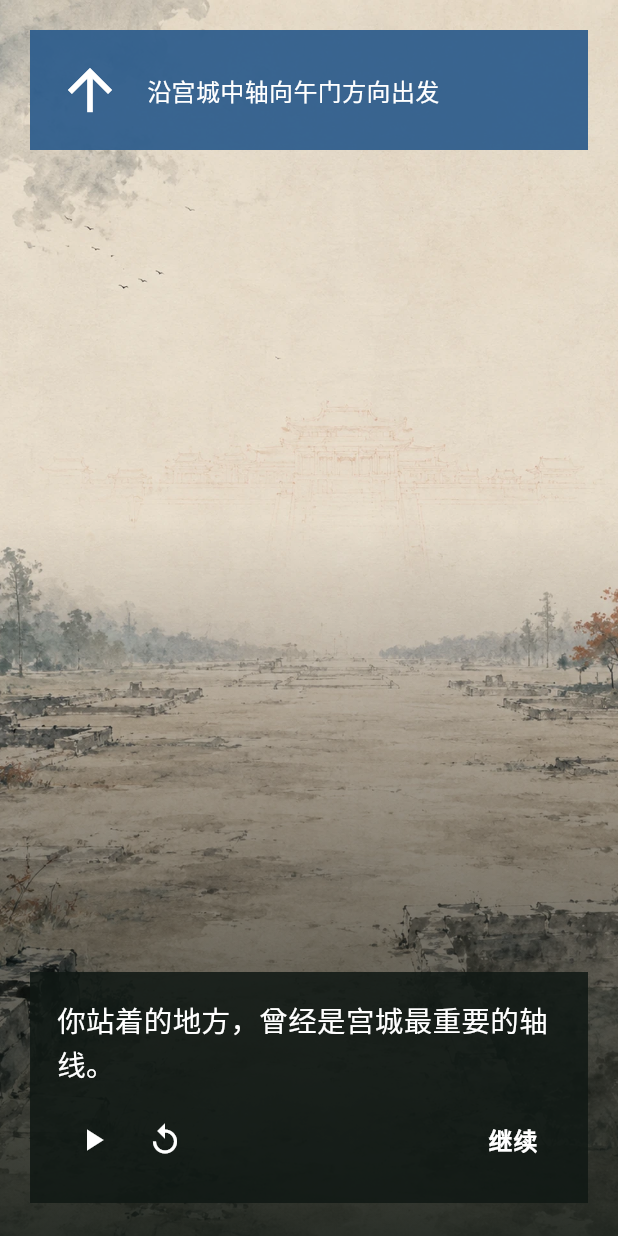
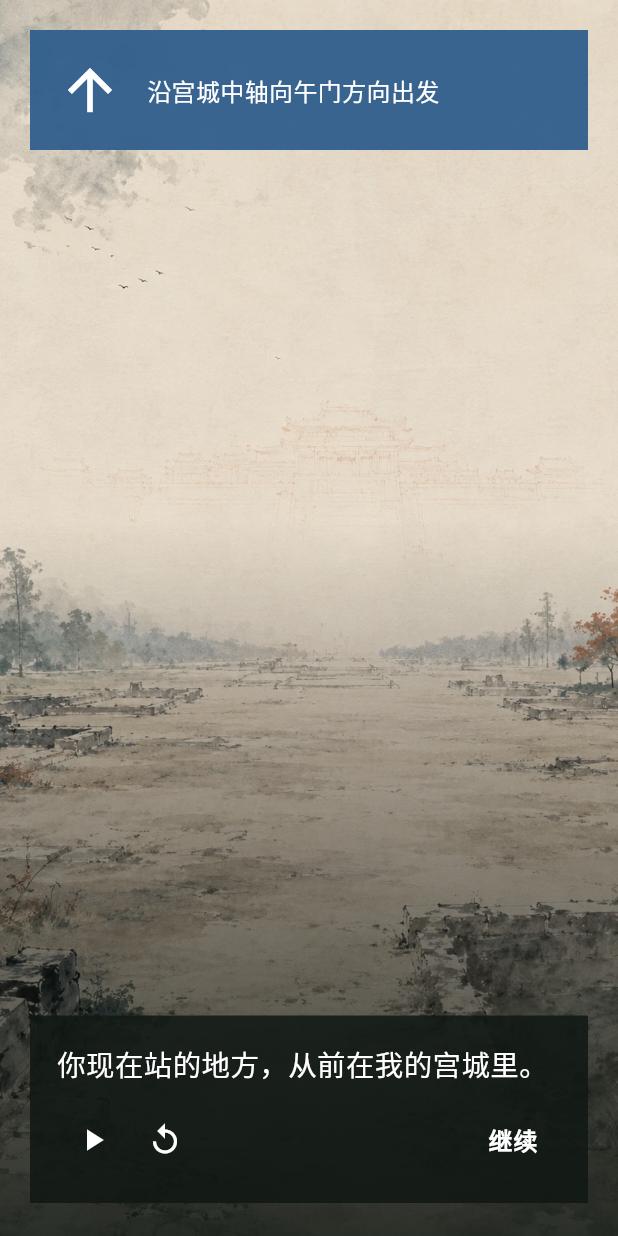
Before and after one commit to jiale-li-orion/Ming-Palace, a Flutter app: the screen it shows after launch, after a tap on "开始准备", after a tap on "城台路线", on a phone screen of 412 x 824 dp. Run offline on Flutter 3.47's test engine with Material 3 defaults, Android fonts, the phone set to English and light mode, and no system bars; our stand-ins replace geolocator, just_audio, share_plus.

Commit message:
content: 同步字幕至 v0.6 正式台词，消除"中轴"表述
三处字幕统一对齐 docs/narrative-prototype/05 v0.6 台词：
- experience.json（contentVersion → 0.3.0-script-v0.6）
- ProjectAudioCoordinator._tracks
- ProjectExperienceScreen._subtitle()

主要变更：
- "中轴"→"御道"（v0.6 明确替换）
- 解说词语气→朱允炆第一人称台词
- 结尾"不替历史编造结局"→"不必把你刚才走过的路，当作我的逃路"

```diff
--- a/lib/application/project_audio_coordinator.dart
+++ b/lib/application/project_audio_coordinator.dart
@@ -43,7 +43,7 @@ class ProjectAudioCoordinator {
             id: 'fengtian-s01',
             startMs: 0,
             endMs: 5904,
-            subtitle: '你站着的地方，曾经是宫城最重要的轴线。',
+            subtitle: '你现在站的地方，从前在我的宫城里。',
             evidenceIds: ['E-A-001', 'E-C-001'])
       ]),
     ),
@@ -54,7 +54,7 @@ class ProjectAudioCoordinator {
             id: 'walk-s01',
             startMs: 0,
             endMs: 4776,
-            subtitle: '沿着御道向南走，前面就是午门。',
+            subtitle: '沿着宫城正中的御道，一座接一座排开。',
             evidenceIds: ['E-A-002', 'E-C-002'])
       ]),
     ),
@@ -65,7 +65,7 @@ class ProjectAudioCoordinator {
             id: 'arrival-s01',
             startMs: 0,
             endMs: 6360,
-            subtitle: '前面是午门，请确认安全位置。',
+            subtitle: '前面是午门。我在位时，它曾改称端门。',
             evidenceIds: ['E-A-003'])
       ]),
     ),
@@ -76,13 +76,13 @@ class ProjectAudioCoordinator {
             id: 'platform-s01',
             startMs: 0,
             endMs: 6200,
-            subtitle: '从这里北望，宫城的中轴曾一座接一座展开。',
+            subtitle: '中间最大的是奉天殿。两侧有楼，右边是文楼，左边是武楼。',
             evidenceIds: ['E-A-004', 'E-B-001']),
         NarrationSegment(
             id: 'platform-s02',
             startMs: 6200,
             endMs: 12168,
-            subtitle: '这些画面是依据史料形成的绘画化空间想象。',
+            subtitle: '我很喜欢在较小的便殿里，召来学士讨论《周礼》。',
             evidenceIds: ['E-B-002', 'E-C-003']),
       ]),
     ),
@@ -93,7 +93,7 @@ class ProjectAudioCoordinator {
             id: 'answer-s01',
             startMs: 0,
             endMs: 6480,
-            subtitle: '命令由我下达，结果也不能由旁人替我承担。',
+            subtitle: '决定仍归我。我的本意，不能替结果开脱。',
             evidenceIds: ['E-B-003'])
       ]),
     ),
@@ -104,7 +104,7 @@ class ProjectAudioCoordinator {
             id: 'ground-s01',
             startMs: 0,
             endMs: 6624,
-            subtitle: '你现在看到的是地面固定视点，不是城台俯视。',
+            subtitle: '这是地面固定视点的绘画化空间复原，不模拟城台俯视。',
             evidenceIds: ['E-C-004'])
       ]),
     ),
@@ -115,7 +115,7 @@ class ProjectAudioCoordinator {
             id: 'ending-s01',
             startMs: 0,
             endMs: 8112,
-            subtitle: '回头再看一眼午门，离开宫城并不等于替历史编造结局。',
+            subtitle: '不必把你刚才走过的路，当作我的逃路。',
             evidenceIds: ['E-C-005'])
       ]),
     ),
--- a/lib/presentation/screens/project_experience_screen.dart
+++ b/lib/presentation/screens/project_experience_screen.dart
@@ -419,20 +419,20 @@ class _NarrationPanel extends StatelessWidget {
   }
 
   static String _subtitle(ExperiencePhase phase) => switch (phase) {
-        ExperiencePhase.fengtianStart => '你站着的地方，曾经是宫城最重要的轴线。',
-        ExperiencePhase.walkToWumen => '沿着御道向南走。稳定行走时，导航会暂时退场。',
+        ExperiencePhase.fengtianStart => '你现在站的地方，从前在我的宫城里。',
+        ExperiencePhase.walkToWumen => '沿着宫城正中的御道向南走。稳定行走时，导航会暂时退场。',
         ExperiencePhase.wumenApproach => '已经接近午门。请对照眼前城台，确认位置。',
         ExperiencePhase.wumenArrival => '你似乎已经到达。确认后，体验才会继续。',
         ExperiencePhase.platformArrival => '请先站稳，再将手机转为横屏。',
         ExperiencePhase.platformObserve => '先看今天留下来的空间。轻触画面可隐藏界面。',
-        ExperiencePhase.platformRestored => '从这里北望，宫城的中轴曾一座接一座展开。',
-        ExperiencePhase.questionAnswer => '命令由我下达，结果也不能由旁人替我承担。',
-        ExperiencePhase.platformSouthView => '向南再看一会儿。这里不会强迫你离开。',
+        ExperiencePhase.platformRestored => '中间最大的是奉天殿。两侧有楼，右边是文楼，左边是武楼。',
+        ExperiencePhase.questionAnswer => '决定仍归我。我的本意，不能替结果开脱。',
+        ExperiencePhase.platformSouthView => '再向南看。御道两侧曾列着文武官员办公的衙门。',
         ExperiencePhase.groundArrival => '这是地面固定观察点，请先确认站稳。',
-        ExperiencePhase.groundObserve => '从地面观察中轴，不模拟城台俯视。',
-        ExperiencePhase.groundRestored => '画面是绘画化空间想象，不是实时 AR。',
+        ExperiencePhase.groundObserve => '从地面观察御道空间，不模拟城台俯视。',
+        ExperiencePhase.groundRestored => '画面是绘画化空间复原，不是实时 AR。',
         ExperiencePhase.walkToEnding => '向午门南侧安全回望点行走。',
-        ExperiencePhase.wumenSouthEnding => '回头再看一眼午门，不替历史编造结局。',
+        ExperiencePhase.wumenSouthEnding => '不必把你刚才走过的路，当作我的逃路。',
         _ => '请按现场提示继续。',
       };
 }
```
Also changed, not shown: assets/content/experience.json (+8 -8 lines).
